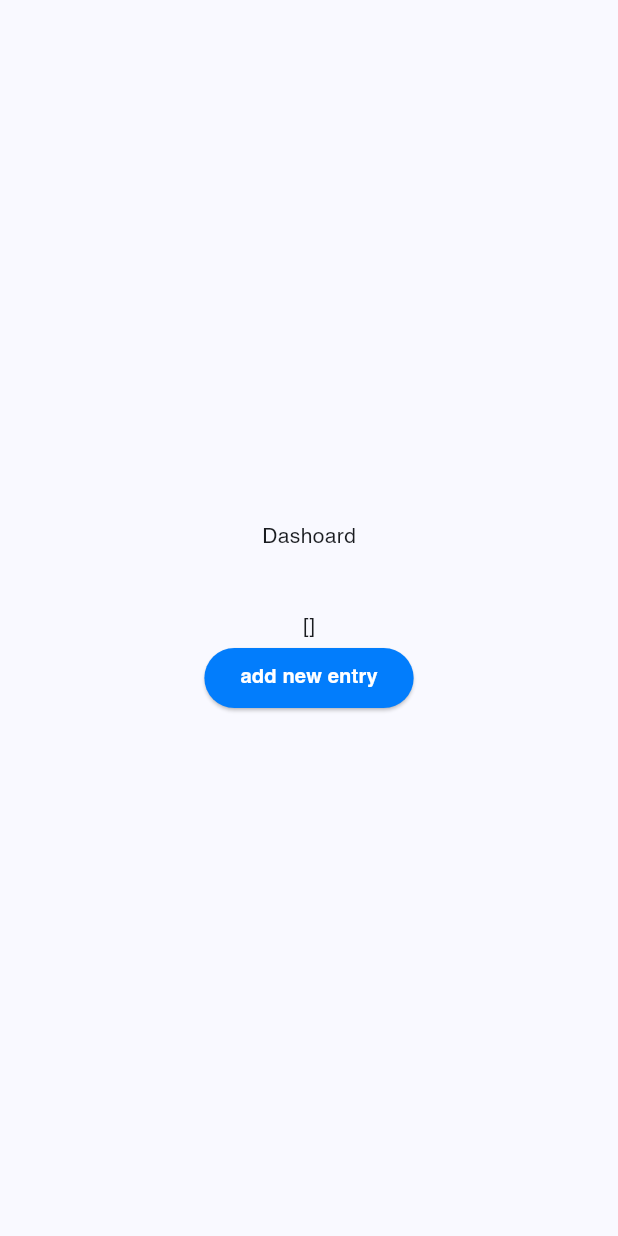
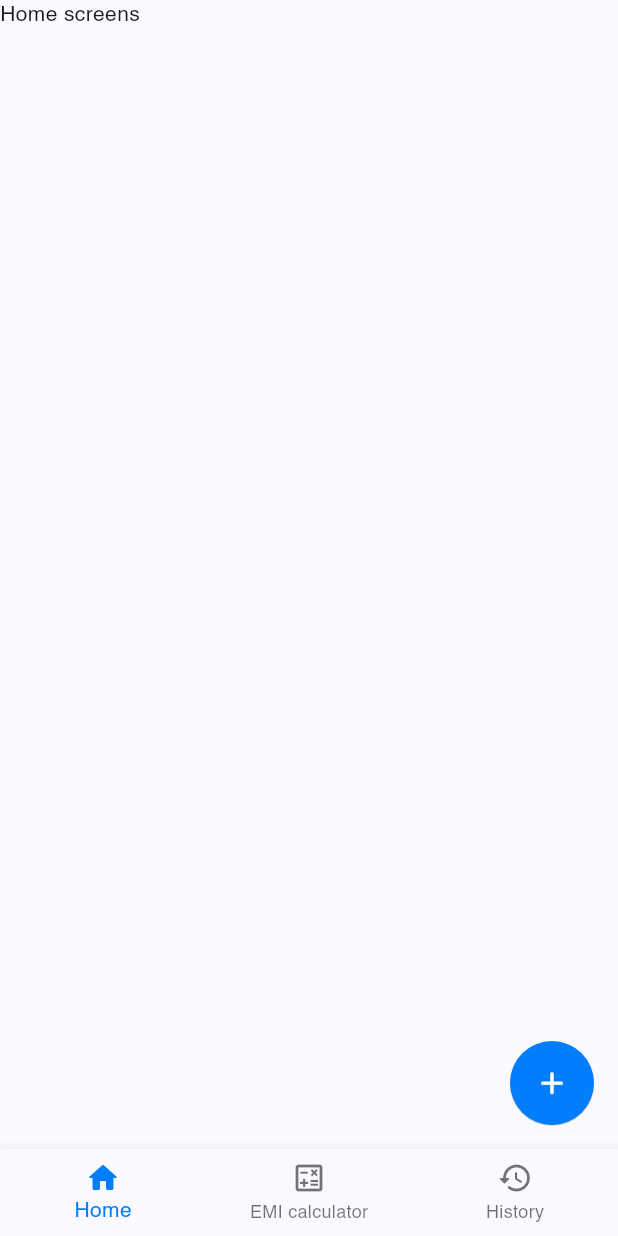
Before and after one commit to dumbun/self-finance, a Flutter app: the DashboardView screen opened directly with empty values, on a phone screen of 412 x 824 dp. Run offline on Flutter 3.47's test engine with Material 2 defaults, Android fonts, the phone set to English and light mode, and no system bars; our stand-ins replace flutter_svg, flutter_svg_provider, local_auth, pinput, responsive_sizer, sqflite; accounts and stored records are empty; project files that could hold a hidden picture were left out.

Commit message:
added the bottom navigation bar and  3 new views and a action button

```diff
--- a/lib/views/dashboard_view.dart
+++ b/lib/views/dashboard_view.dart
@@ -1,10 +1,14 @@
 import 'package:flutter/material.dart';
+import 'package:responsive_sizer/responsive_sizer.dart';
 import 'package:self_finance/constants/routes.dart';
 import 'package:self_finance/models/user_model.dart';
-import 'package:self_finance/widgets/round_corner_button.dart';
+import 'package:self_finance/theme/colors.dart';
+import 'package:self_finance/views/emi_calculator.dart';
+import 'package:self_finance/views/history.dart';
+import 'package:self_finance/views/home_screen.dart';
 
 class DashboardView extends StatefulWidget {
-  const DashboardView({super.key, required this.user});
+  const DashboardView({Key? key, required this.user}) : super(key: key);
 
   final User user;
 
@@ -13,24 +17,90 @@ class DashboardView extends StatefulWidget {
 }
 
 class _DashboardViewState extends State<DashboardView> {
+  late PageController _pageController;
+  int _selectedIndex = 0;
+
+  @override
+  void initState() {
+    super.initState();
+    _pageController = PageController(initialPage: _selectedIndex);
+  }
+
   @override
   Widget build(BuildContext context) {
     return Scaffold(
-      body: Center(
-        child: Column(
-          mainAxisAlignment: MainAxisAlignment.center,
-          children: [
-            const Text("Dashoard"),
-            Text(widget.user.userName),
-            Text(widget.user.userPin),
-            Text(widget.user.profilePicture.toString()),
-            RoundedCornerButton(
-              text: "add new entry",
-              onPressed: () => Routes.navigateToAddNewEntry(context: context),
-            )
+      body: SafeArea(
+        child: PageView(
+          controller: _pageController,
+          onPageChanged: (index) {
+            setState(() {
+              _selectedIndex = index;
+            });
+          },
+          children: const <Widget>[
+            HomeScreen(),
+            EmiCalculator(),
+            HistoryView(),
           ],
         ),
+      ),
+      floatingActionButton: _FloatingActionButton(selectedIndex: _selectedIndex),
+      bottomNavigationBar: BottomNavigationBar(
+        items: const <BottomNavigationBarItem>[
+          BottomNavigationBarItem(
+            icon: Icon(Icons.home_rounded),
+            label: 'Home',
+          ),
+          BottomNavigationBarItem(
+            icon: Icon(Icons.calculate_outlined),
+            label: 'EMI calculator',
+          ),
+          BottomNavigationBarItem(
+            icon: Icon(Icons.history_rounded),
+            label: 'History',
+          ),
+        ],
+        selectedItemColor: getPrimaryColor,
+        currentIndex: _selectedIndex,
+        enableFeedback: true,
+        onTap: (index) {
+          _pageController.animateToPage(
+            index,
+            duration: const Duration(milliseconds: 300),
+            curve: Curves.easeInOut,
+          );
+        },
       ),
     );
   }
 }
+
+class _FloatingActionButton extends StatelessWidget {
+  const _FloatingActionButton({Key? key, required this.selectedIndex}) : super(key: key);
+
+  final int selectedIndex;
+
+  @override
+  Widget build(BuildContext context) {
+    if (selectedIndex == 0) {
+      return FloatingActionButton(
+        clipBehavior: Clip.antiAlias,
+        foregroundColor: getPrimaryColor,
+        elevation: 2.sp,
+        onPressed: () => Routes.navigateToAddNewEntry(context: context),
+        enableFeedback: true,
+        mini: false,
+        shape: const CircleBorder(),
+        backgroundColor: getPrimaryColor,
+        tooltip: "Add New Entry",
+        child: const Icon(
+          Icons.add_rounded,
+          color: getBackgroundColor,
+          size: 25,
+        ),
+      );
+    } else {
+      return const SizedBox.shrink();
+    }
+  }
+}
--- /dev/null
+++ b/lib/views/emi_calculator.dart
@@ -0,0 +1,12 @@
+import 'package:flutter/material.dart';
+
+class EmiCalculator extends StatelessWidget {
+  const EmiCalculator({super.key});
+
+  @override
+  Widget build(BuildContext context) {
+    return Container(
+      child: Text("emi"),
+    );
+  }
+}
--- /dev/null
+++ b/lib/views/history.dart
@@ -0,0 +1,12 @@
+import 'package:flutter/material.dart';
+
+class HistoryView extends StatelessWidget {
+  const HistoryView({super.key});
+
+  @override
+  Widget build(BuildContext context) {
+    return Container(
+      child: Text("History"),
+    );
+  }
+}
--- /dev/null
+++ b/lib/views/home_screen.dart
@@ -0,0 +1,12 @@
+import 'package:flutter/material.dart';
+
+class HomeScreen extends StatelessWidget {
+  const HomeScreen({super.key});
+
+  @override
+  Widget build(BuildContext context) {
+    return Container(
+      child: Text("Home screens"),
+    );
+  }
+}
--- a/pubspec.yaml
+++ b/pubspec.yaml
@@ -22,6 +22,7 @@ dependencies:
   local_auth: ^2.1.6
   flutter_svg_provider: ^1.0.6
   intl: ^0.18.1
+  riverpod: ^2.4.5
 
 dev_dependencies:
   flutter_test:
```
Also changed, not shown: lib/providers/backend_provider.dart (added), pubspec.lock.
